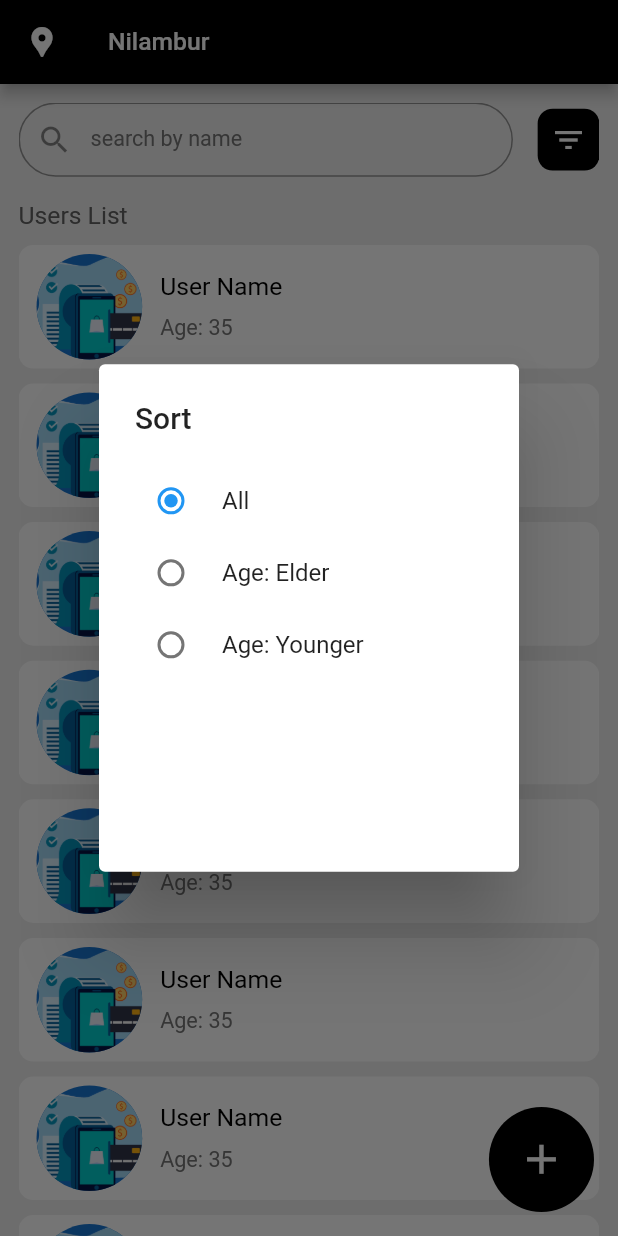
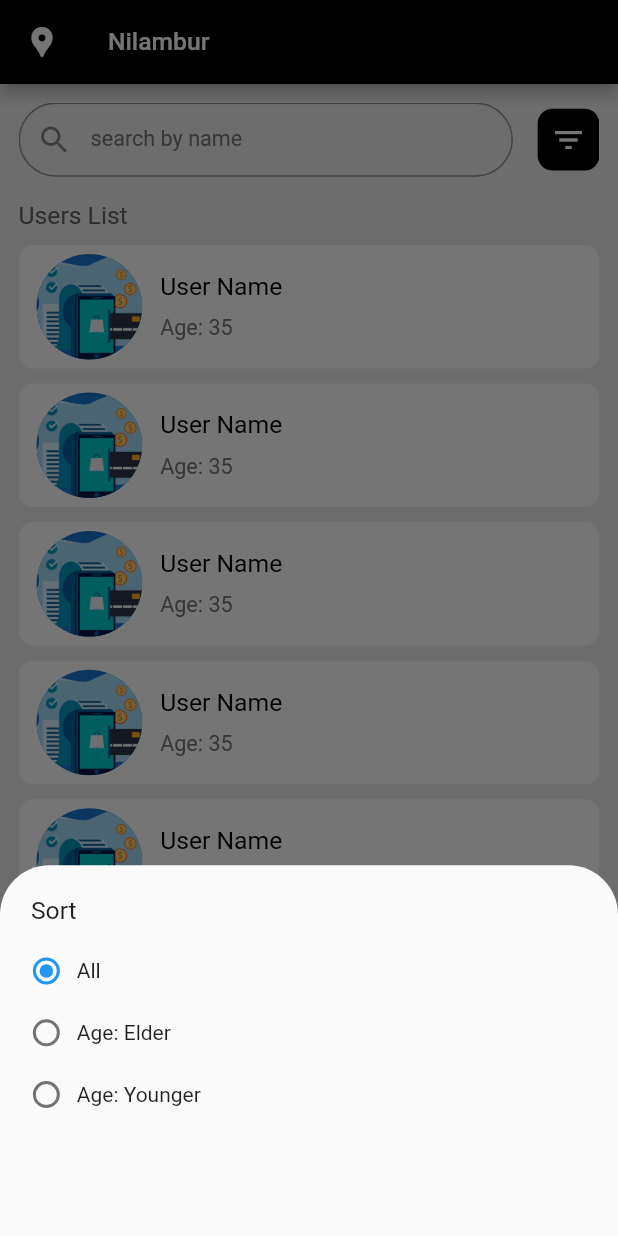
Before and after one commit to SalmanFarizss/UserVerse, a Flutter app: the HomeScreen screen opened directly, after a tap on the "filter list" icon, on a phone screen of 412 x 824 dp. Run offline on Flutter 3.47's test engine with Material 2 defaults, Android fonts, the phone set to English and light mode, and no system bars; our stand-ins replace pinput.

Commit message:
firebase included, ui completed

```diff
--- a/lib/features/home/home_screen.dart
+++ b/lib/features/home/home_screen.dart
@@ -101,7 +101,8 @@ class _HomeScreenState extends State<HomeScreen> {
                               width: width,
                               decoration: BoxDecoration(
                                 borderRadius: BorderRadius.circular(10),
-                                  color: Colors.white,),
+                                color: Colors.white,
+                              ),
                               child: Row(
                                 mainAxisAlignment: MainAxisAlignment.start,
                                 children: [
@@ -161,18 +162,27 @@ class _HomeScreenState extends State<HomeScreen> {
       ),
     );
   }
-  Future<void> addNewUser({required BuildContext context})async{
-    TextEditingController nameController=TextEditingController();
-    TextEditingController ageController=TextEditingController();
-    showDialog(context: context, builder:(context) => AlertDialog(
+
+  Future<void> addNewUser({required BuildContext context}) async {
+    TextEditingController nameController = TextEditingController();
+    TextEditingController ageController = TextEditingController();
+    showDialog(
+      context: context,
+      builder: (context) => AlertDialog(
+
+        shape: RoundedRectangleBorder(borderRadius: BorderRadius.circular(width*0.05)),
         title: Text('Add A New User'),
         content: SizedBox(
-        height: height*0.3,
-        width: width*0.8,
+          height: height * 0.3,
+          width: width ,
           child: Column(
             crossAxisAlignment: CrossAxisAlignment.start,
             children: [
-          SizedBox(height: height*0.1,width: width,child: Image.asset('assets/images/default_avatar.png'),),
+              SizedBox(
+                height: height * 0.1,
+                width: width,
+                child: Image.asset('assets/images/default_avatar.png'),
+              ),
               Text('Name'),
               SizedBox(
                 height: height * 0.06,
@@ -203,7 +213,8 @@ class _HomeScreenState extends State<HomeScreen> {
                           borderSide: BorderSide(color: Colors.grey.shade100))),
                 ),
               ),
-        ],),
+            ],
+          ),
         ),
         actions: [
           InkWell(
@@ -211,63 +222,132 @@ class _HomeScreenState extends State<HomeScreen> {
               Navigator.pop(context);
             },
             child: Container(
-            decoration: BoxDecoration(borderRadius: BorderRadius.circular(10),color: Colors.grey.shade200),
-            height: height*0.04,width: width*0.25,child: Center(child: Text('Cancel'),),),
+              decoration: BoxDecoration(
+                  borderRadius: BorderRadius.circular(10),
+                  color: Colors.grey.shade200),
+              height: height * 0.04,
+              width: width * 0.25,
+              child: Center(
+                child: Text('Cancel'),
+              ),
+            ),
           ),
           InkWell(
             onTap: () {
               Navigator.pop(context);
             },
             child: Container(
-            decoration: BoxDecoration(borderRadius: BorderRadius.circular(10),color: Colors.blueAccent),
-            height: height*0.04,width: width*0.25,child: Center(child: Text('Save'),),),
+              decoration: BoxDecoration(
+                  borderRadius: BorderRadius.circular(10),
+                  color: Colors.blueAccent),
+              height: height * 0.04,
+              width: width * 0.25,
+              child: Center(
+                child: Text('Save'),
+              ),
+            ),
           )
         ],
-    ),);
+      ),
+    );
   }
-  void sortingBox({required BuildContext context}){
-    int sortingValue=0;
-    showDialog(context: context, builder: (context) => AlertDialog(
-      title: Text('Sort'),
-      content: StatefulBuilder(
-        builder:(context, setState) =>  SizedBox(
-          height: height*0.3,
+
+  void sortingBox({required BuildContext context}) {
+    int sortingValue = 0;
+    showModalBottomSheet(
+      shape: RoundedRectangleBorder(borderRadius:BorderRadius.vertical(top: Radius.circular(height*0.04)) ),
+        context: context,
+        builder: (context) => Container(
+              height: height * 0.3,
+              decoration: BoxDecoration(
+                  borderRadius: BorderRadius.only(
+                      topLeft: Radius.circular(20),
+                      topRight: Radius.circular(20))),
+              child: Padding(
+                padding: EdgeInsets.all(width * 0.05),
                 child: Column(
+                  crossAxisAlignment: CrossAxisAlignment.start,
                   children: [
+                    Text(
+                      'Sort',
+                      style: TextStyle(fontSize: width * 0.04),
+                    ),
+                    SizedBox(
+                      height: height * 0.025,
+                    ),
+                    Row(
+                      mainAxisAlignment: MainAxisAlignment.start,
+                      children: [
+                        SizedBox(
+                          height: width * 0.05,
+                          width: width * 0.05,
+                          child: Radio(
+                            value: 0,
+                            groupValue: sortingValue,
+                            onChanged: (value) {
+                              setState(() {
+                                sortingValue = value!;
+                              });
+                            },
+                          ),
+                        ),
+                        SizedBox(
+                          width: 10,
+                        ),
+                        Text('All')
+                      ],
+                    ),
+                    SizedBox(
+                      height: height * 0.025,
+                    ),
                     Row(
                       children: [
-                  Radio(value:0, groupValue: sortingValue, onChanged:(value) {
-                    setState((){
-                      sortingValue=value!;
+                        SizedBox(
+                          height: width * 0.05,
+                          width: width * 0.05,
+                          child: Radio(
+                            value: 1,
+                            groupValue: sortingValue,
+                            onChanged: (value) {
+                              setState(() {
+                                sortingValue = value!;
                               });
-                  },),
-                  SizedBox(width: 10,),
-                  Text('All')
-                ],
-              ),Row(
-                children: [
-                  Radio(value:1, groupValue: sortingValue, onChanged:(value) {
-                    setState((){
-                      sortingValue=value!;
-                    });                },),
-                  SizedBox(width: 10,),
+                            },
+                          ),
+                        ),
+                        SizedBox(
+                          width: 10,
+                        ),
                         Text('Age: Elder')
                       ],
-              ),Row(
+                    ),
+                    SizedBox(
+                      height: height * 0.025,
+                    ),
+                    Row(
                       children: [
-                  Radio(value:2, groupValue: sortingValue, onChanged:(value) {
-                    setState((){
-                      sortingValue=value!;
+                        SizedBox(
+                          height: width * 0.05,
+                          width: width * 0.05,
+                          child: Radio(
+                            value: 2,
+                            groupValue: sortingValue,
+                            onChanged: (value) {
+                              setState(() {
+                                sortingValue = value!;
                               });
-                  },),
-                  SizedBox(width: 10,),
+                            },
+                          ),
+                        ),
+                        SizedBox(
+                          width: 10,
+                        ),
                         Text('Age: Younger')
                       ],
                     ),
                   ],
                 ),
               ),
-      ),
-    ),);
+            ));
   }
 }
```
Also changed, not shown: lib/features/auth/screens/otp_screen.dart (+19 -4 lines), 3 other files. Lines whose indentation alone changed are shown as unchanged.
